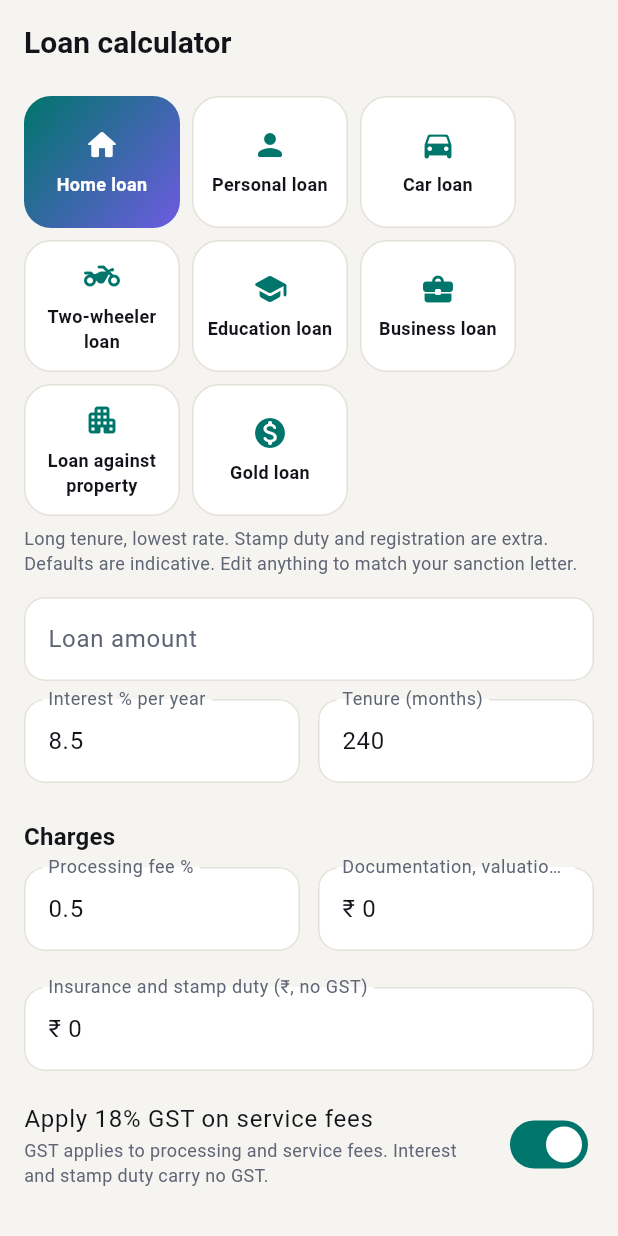
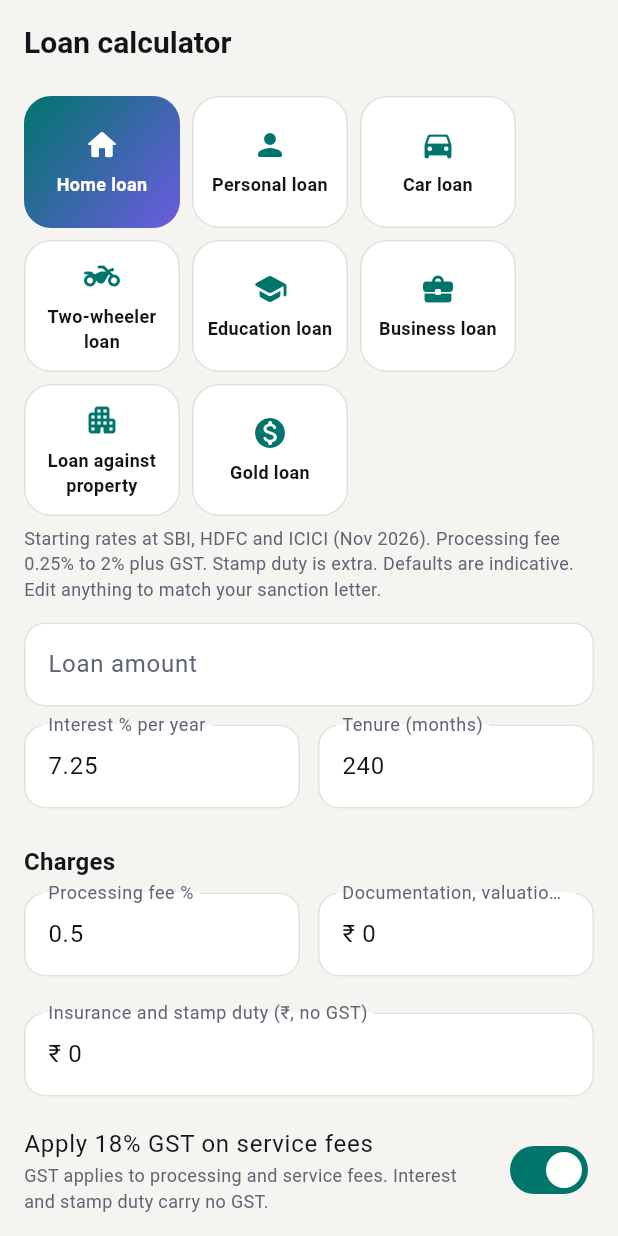
Before and after one commit to kakunurisatyanarayana-hash/monova, a Flutter app: the LoanCalculatorScreen screen opened by its route, after a tap on "Home loan", on a phone screen of 412 x 824 dp. Run offline on Flutter 3.47's test engine with Material 3 defaults, Android fonts, the phone set to English and light mode, and no system bars; our stand-ins replace dio, fl_chart, flutter_riverpod, flutter_secure_storage, go_router, shared_preferences; accounts and stored records are empty.

Commit message:
Update loan rates from current listings and add All services menu with coming-soon items
Co-Authored-By: Claude Haiku 5.5 <noreply@anthropic.com>

```diff
--- a/mobile/lib/app/router.dart
+++ b/mobile/lib/app/router.dart
@@ -11,6 +11,7 @@ import '../features/insights/insights_screen.dart';
 import '../features/lending/lending_screens.dart';
 import '../features/planning/planning_screen.dart';
 import '../features/recurring/recurring_screen.dart';
+import '../features/services/services_screen.dart';
 import '../features/settings/settings_screen.dart';
 import '../core/api_client.dart';
 import '../features/tools/calculator_screen.dart';
@@ -58,6 +59,7 @@ final routerProvider = Provider<GoRouter>((ref) {
       GoRoute(path: '/loans', builder: (_, __) => const RequiresAccount(title: 'Loans & EMI', child: LoansScreen())),
       GoRoute(path: '/planning', builder: (_, __) => const RequiresAccount(title: 'Budgets & savings', child: PlanningScreen())),
       GoRoute(path: '/recurring', builder: (_, __) => const RequiresAccount(title: 'Recurring', child: RecurringScreen())),
+      GoRoute(path: '/services', builder: (_, __) => const ServicesScreen()),
       GoRoute(path: '/settings', builder: (_, __) => const SettingsScreen()),
       GoRoute(path: '/groups/:id', builder: (_, s) => RequiresAccount(title: 'Group', child: GroupDetailScreen(id: s.pathParameters['id']!))),
     ],
--- a/mobile/lib/core/loan_calc.dart
+++ b/mobile/lib/core/loan_calc.dart
@@ -24,14 +24,14 @@ class LoanProduct {
   final String note;
 
   static const all = <LoanProduct>[
-    LoanProduct(name: 'Home loan', icon: 'home', ratePercent: 8.5, tenureMonths: 240, processingFeePercent: 0.5, maxTenureMonths: 360, note: 'Long tenure, lowest rate. Stamp duty and registration are extra.'),
-    LoanProduct(name: 'Personal loan', icon: 'person', ratePercent: 11.5, tenureMonths: 60, processingFeePercent: 2.0, maxTenureMonths: 72, note: 'Unsecured, so the rate is higher.'),
-    LoanProduct(name: 'Car loan', icon: 'car', ratePercent: 9.0, tenureMonths: 84, processingFeePercent: 1.0, maxTenureMonths: 96, note: 'Secured on the vehicle.'),
-    LoanProduct(name: 'Two-wheeler loan', icon: 'bike', ratePercent: 12.0, tenureMonths: 36, processingFeePercent: 1.0, maxTenureMonths: 48, note: 'Short tenure, often with a fixed fee.'),
-    LoanProduct(name: 'Education loan', icon: 'school', ratePercent: 9.5, tenureMonths: 120, processingFeePercent: 1.0, maxTenureMonths: 180, note: 'Moratorium on repayment during the course is common.'),
-    LoanProduct(name: 'Business loan', icon: 'business', ratePercent: 13.0, tenureMonths: 60, processingFeePercent: 2.0, maxTenureMonths: 84, note: 'Rates depend on turnover and credit history.'),
-    LoanProduct(name: 'Loan against property', icon: 'property', ratePercent: 10.0, tenureMonths: 180, processingFeePercent: 1.0, maxTenureMonths: 240, note: 'Secured on your property.'),
-    LoanProduct(name: 'Gold loan', icon: 'gold', ratePercent: 9.5, tenureMonths: 12, processingFeePercent: 1.0, maxTenureMonths: 36, note: 'Short term, usually bullet repayment or monthly interest.'),
+    LoanProduct(name: 'Home loan', icon: 'home', ratePercent: 7.25, tenureMonths: 240, processingFeePercent: 0.5, maxTenureMonths: 360, note: 'Starting rates at SBI, HDFC and ICICI (Nov 2026). Processing fee 0.25% to 2% plus GST. Stamp duty is extra.'),
+    LoanProduct(name: 'Personal loan', icon: 'person', ratePercent: 12.0, tenureMonths: 60, processingFeePercent: 2.0, maxTenureMonths: 72, note: 'Bank rates typically 10% to 16%; NBFCs can be higher. Processing fee 0.5% to 3% plus GST.'),
+    LoanProduct(name: 'Car loan', icon: 'car', ratePercent: 8.5, tenureMonths: 84, processingFeePercent: 1.0, maxTenureMonths: 96, note: 'New car rates about 7.6% to 11.5%. Used cars are higher.'),
+    LoanProduct(name: 'Two-wheeler loan', icon: 'bike', ratePercent: 10.5, tenureMonths: 36, processingFeePercent: 1.0, maxTenureMonths: 48, note: 'Bank rates typically 8.75% to 14.5%. Your credit score matters most.'),
+    LoanProduct(name: 'Education loan', icon: 'school', ratePercent: 9.5, tenureMonths: 120, processingFeePercent: 1.0, maxTenureMonths: 180, note: 'NOT YET CHECKED against current listings. Confirm the rate and fee with the lender.'),
+    LoanProduct(name: 'Business loan', icon: 'business', ratePercent: 13.0, tenureMonths: 60, processingFeePercent: 2.0, maxTenureMonths: 84, note: 'NOT YET CHECKED against current listings. Confirm the rate and fee with the lender.'),
+    LoanProduct(name: 'Loan against property', icon: 'property', ratePercent: 10.0, tenureMonths: 180, processingFeePercent: 1.0, maxTenureMonths: 240, note: 'NOT YET CHECKED against current listings. Confirm the rate and fee with the lender.'),
+    LoanProduct(name: 'Gold loan', icon: 'gold', ratePercent: 9.5, tenureMonths: 12, processingFeePercent: 1.0, maxTenureMonths: 36, note: 'NOT YET CHECKED against current listings. Confirm the rate and fee with the lender.'),
   ];
 }
 
--- a/mobile/lib/features/home/home_screen.dart
+++ b/mobile/lib/features/home/home_screen.dart
@@ -104,6 +104,7 @@ class HomeScreen extends ConsumerWidget {
                   ActionChip(label: const Text('Loans & EMI'), onPressed: () => context.push('/loans')),
                   ActionChip(label: const Text('Savings goals'), onPressed: () => context.push('/planning')),
                   ActionChip(label: const Text('Calculators & bill split'), onPressed: () => context.push('/tools')),
+                  ActionChip(label: const Text('All services'), onPressed: () => context.push('/services')),
                 ],
               ),
             ],
@@ -552,7 +553,7 @@ class _GuestHome extends StatelessWidget {
             ),
           ),
           const SizedBox(height: 22),
-          SectionTitle('Free tools', action: 'All tools', onAction: () => context.push('/tools')),
+          SectionTitle('Free tools', action: 'All services', onAction: () => context.push('/services')),
           const SizedBox(height: 10),
           Row(
             children: [
--- a/mobile/lib/features/settings/settings_screen.dart
+++ b/mobile/lib/features/settings/settings_screen.dart
@@ -50,6 +50,7 @@ class SettingsScreen extends ConsumerWidget {
           _Link(icon: Icons.directions_car_rounded, label: 'Loans & EMI', onTap: () => context.push('/loans')),
           _Link(icon: Icons.savings_rounded, label: 'Budgets & savings goals', onTap: () => context.push('/planning')),
           _Link(icon: Icons.repeat_rounded, label: 'Recurring entries', onTap: () => context.push('/recurring')),
+          _Link(icon: Icons.grid_view_rounded, label: 'All services (including coming soon)', onTap: () => context.push('/services')),
           const SizedBox(height: 16),
           const SectionTitle('Security'),
           const SizedBox(height: 8),
--- a/mobile/lib/features/tools/loan_calculator_screen.dart
+++ b/mobile/lib/features/tools/loan_calculator_screen.dart
@@ -208,7 +208,7 @@ class _LoanCalculatorScreenState extends State<LoanCalculatorScreen> {
           SavedLoanScenarios(snapshot: _snapshot, onLoad: _loadSnapshot),
           const SizedBox(height: 16),
           Text(
-            'Estimates only. Actual rates, fees, GST and stamp duty depend on the lender, your profile and your state. Verify with the lender before you sign.',
+            'Estimates only. Home, personal, car and two-wheeler rates come from public bank listings checked in November 2026. Interest on loans is GST-exempt; processing and service fees carry 18% GST. Stamp duty and actual rates depend on the lender, your profile and your state. Verify with the lender before you sign.',
             style: TextStyle(color: c.muted, fontSize: 11, height: 1.4),
           ),
         ],
```
Also changed, not shown: mobile/lib/features/services/services_screen.dart (added, +153 -0 lines).
